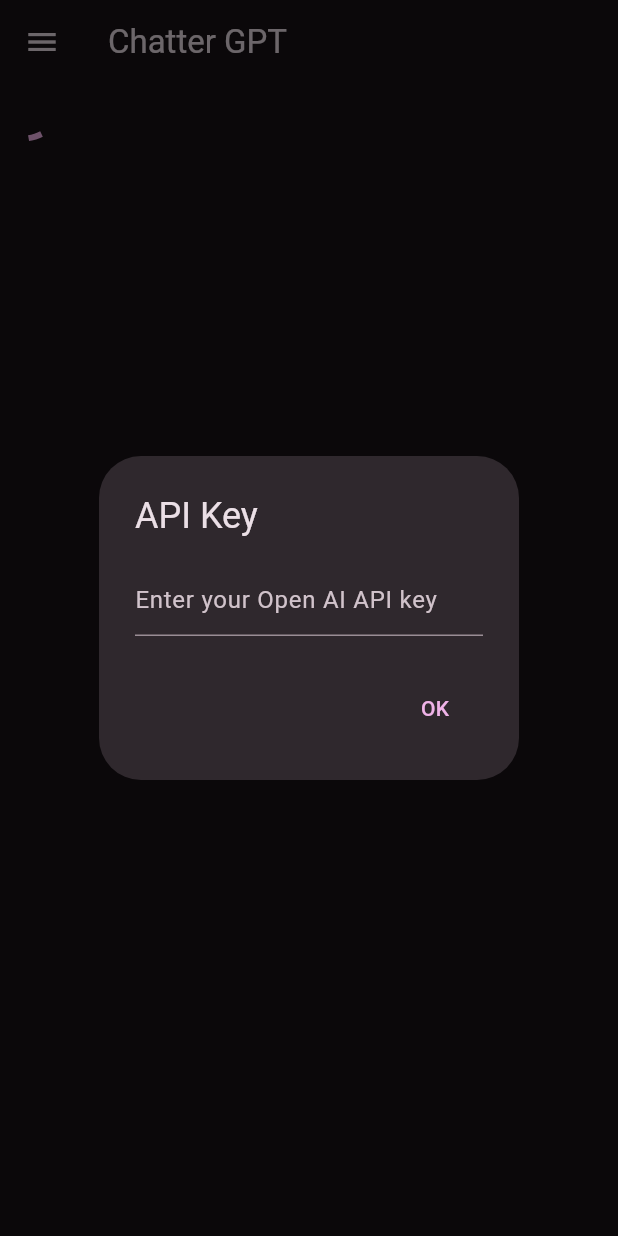
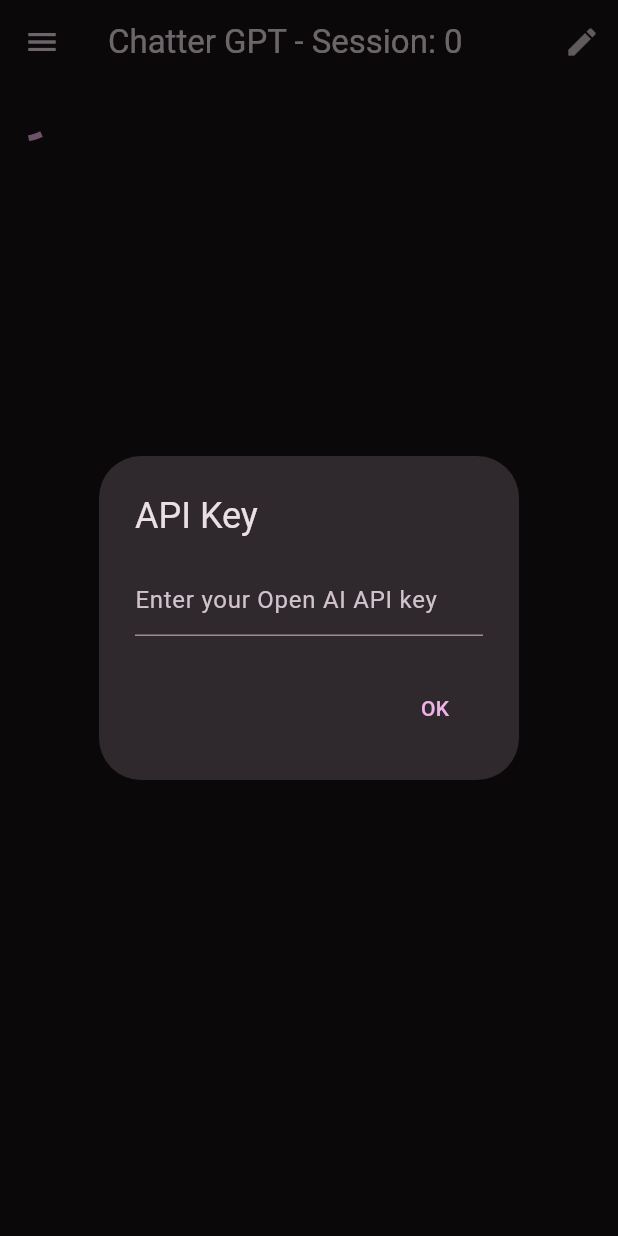
Before and after one commit to riku1227/chatter-gpt, a Flutter app: the screen it shows after launch, on a phone screen of 412 x 824 dp. Run offline on Flutter 3.47's test engine with Material 2 defaults, Android fonts, the phone set to English and light mode, and no system bars; our stand-ins replace flutter_riverpod, freezed_annotation, shared_preferences; missing offline and left inert: cryptography, dart_openai, markdown_widget.

Commit message:
feat: add feature to change session name

```diff
--- a/lib/components/drawer_list.dart
+++ b/lib/components/drawer_list.dart
@@ -60,8 +60,10 @@
           shrinkWrap: true,
           itemCount: chatMemoryListProvider.length,
           itemBuilder: (context, index) {
+            final chatMemory = ref.watch(chatMemoryListProvider[index]);
+            final memoryName = chatMemory.memoryName ?? "Session: $index";
             return ListTile(
-              title: Text("Session: $index"),
+              title: Text(memoryName),
               onTap: () {
                 ref.read(currentMemoryIndexProvider.notifier).state = index;
               },
@@ -71,8 +73,8 @@
                     builder: (context) {
                       return AlertDialog(
                         title: Text(l10n.dialog_delete_chat_session_title),
-                        content: Text(l10n.dialog_delete_chat_session_message(
-                            "Session: $index")),
+                        content: Text(l10n
+                            .dialog_delete_chat_session_message(memoryName)),
                         actions: [
                           TextButton(
                             child: Text(l10n.message_cancel),
--- a/lib/l10n/app_en.arb
+++ b/lib/l10n/app_en.arb
@@ -13,6 +13,9 @@
     "dialog_delete_chat_session_title": "Delete session",
     "dialog_delete_chat_session_message": "Do you want to delete {session}?",
     "dialog_delete_chat_session_ok": "Delete",
+    "dialog_change_session_name_title": "Change Session Name",
+    "dialog_change_session_name_textfield": "Session Name",
+    "dialog_change_session_name_ok": "Change",
     "main_chat_send": "Send chat",
     "error_message": "An error has occurred",
     "loading_message": "Loading...",
--- a/lib/l10n/app_ja.arb
+++ b/lib/l10n/app_ja.arb
@@ -13,6 +13,9 @@
     "dialog_delete_chat_session_title": "セッションを削除",
     "dialog_delete_chat_session_message": "{session} を削除しますか？",
     "dialog_delete_chat_session_ok": "削除する",
+    "dialog_change_session_name_title": "セッション名の変更",
+    "dialog_change_session_name_textfield": "セッション名",
+    "dialog_change_session_name_ok": "変更する",
     "error_message": "エラーが発生しました",
     "loading_message": "読み込み中...",
     "message_cancel": "キャンセル"
--- a/lib/l10n/l10n.dart
+++ b/lib/l10n/l10n.dart
@@ -165,6 +165,24 @@
   /// **'Delete'**
   String get dialog_delete_chat_session_ok;
 
+  /// No description provided for @dialog_change_session_name_title.
+  ///
+  /// In en, this message translates to:
+  /// **'Change Session Name'**
+  String get dialog_change_session_name_title;
+
+  /// No description provided for @dialog_change_session_name_textfield.
+  ///
+  /// In en, this message translates to:
+  /// **'Session Name'**
+  String get dialog_change_session_name_textfield;
+
+  /// No description provided for @dialog_change_session_name_ok.
+  ///
+  /// In en, this message translates to:
+  /// **'Change'**
+  String get dialog_change_session_name_ok;
+
   /// No description provided for @main_chat_send.
   ///
   /// In en, this message translates to:
--- a/lib/l10n/l10n_en.dart
+++ b/lib/l10n/l10n_en.dart
@@ -43,6 +43,15 @@
   String get dialog_delete_chat_session_ok => 'Delete';
 
   @override
+  String get dialog_change_session_name_title => 'Change Session Name';
+
+  @override
+  String get dialog_change_session_name_textfield => 'Session Name';
+
+  @override
+  String get dialog_change_session_name_ok => 'Change';
+
+  @override
   String get main_chat_send => 'Send chat';
 
   @override
--- a/lib/l10n/l10n_ja.dart
+++ b/lib/l10n/l10n_ja.dart
@@ -43,6 +43,15 @@
   String get dialog_delete_chat_session_ok => '削除する';
 
   @override
+  String get dialog_change_session_name_title => 'セッション名の変更';
+
+  @override
+  String get dialog_change_session_name_textfield => 'セッション名';
+
+  @override
+  String get dialog_change_session_name_ok => '変更する';
+
+  @override
   String get main_chat_send => 'チャットを送信する';
 
   @override
--- a/lib/page/main_page.dart
+++ b/lib/page/main_page.dart
@@ -1,5 +1,7 @@
 import 'package:chatter_gpt/components/chat_screen.dart';
+import 'package:chatter_gpt/components/dialog/text_input_dialog.dart';
 import 'package:chatter_gpt/components/drawer_list.dart';
+import 'package:chatter_gpt/l10n/l10n.dart';
 import 'package:chatter_gpt/provider/chat_memory_list_provider.dart';
 import 'package:flutter/material.dart';
 import 'package:flutter_riverpod/flutter_riverpod.dart';
@@ -45,9 +47,21 @@
 
   @override
   Widget build(BuildContext context, WidgetRef ref) {
+    final l10n = L10n.of(context)!;
+
+    //メモリリストを取得する
     final chatMemoryListNotifier =
         ref.watch(chatMemoryListNotiferProvider.notifier);
+
+    //現在選択されているメモリのインデックスを取得
     final currentMemoryIndex = ref.watch(currentMemoryIndexProvider);
+
+    //メモリリストから現在選択されているメモリを取得
+    final currentChatMemory = ref
+        .watch(chatMemoryListNotifier.getChatMemoryAtIndex(currentMemoryIndex));
+    final currentChatMemoryState = ref.watch(chatMemoryListNotifier
+        .getChatMemoryAtIndex(currentMemoryIndex)
+        .notifier);
 
     return LayoutBuilder(
       builder: (context, constraints) {
@@ -61,7 +75,29 @@
         }
         return Scaffold(
           appBar: AppBar(
-            title: const Text("Chatter GPT"),
+            title: Text(
+                "Chatter GPT - ${currentChatMemory.memoryName ?? 'Session: $currentMemoryIndex'}"),
+            actions: [
+              IconButton(
+                icon: const Icon(Icons.edit),
+                onPressed: () async {
+                  // セッションの名前を変更するダイアログを表示する
+                  final String? result = await showDialog(
+                    context: context,
+                    builder: (context) => TextInputDialog(
+                      title: l10n.dialog_change_session_name_title,
+                      textFieldHint: l10n.dialog_change_session_name_textfield,
+                      positiveButtonText: l10n.dialog_change_session_name_ok,
+                      negativeButtonText: l10n.message_cancel,
+                      defaultValue: currentChatMemory.memoryName,
+                    ),
+                  );
+                  if (result != null) {
+                    currentChatMemoryState.setMemoryName(result);
+                  }
+                },
+              )
+            ],
           ),
           body: FutureBuilder(
             future: getAPIKey(context, ref),
```
Also changed, not shown: lib/components/dialog/text_input_dialog.dart (added, +43 -0 lines), lib/model/chat_memory_model.dart (+11 -0 lines), lib/model/chat_memory_model.freezed.dart, lib/model/chat_memory_model.g.dart.
